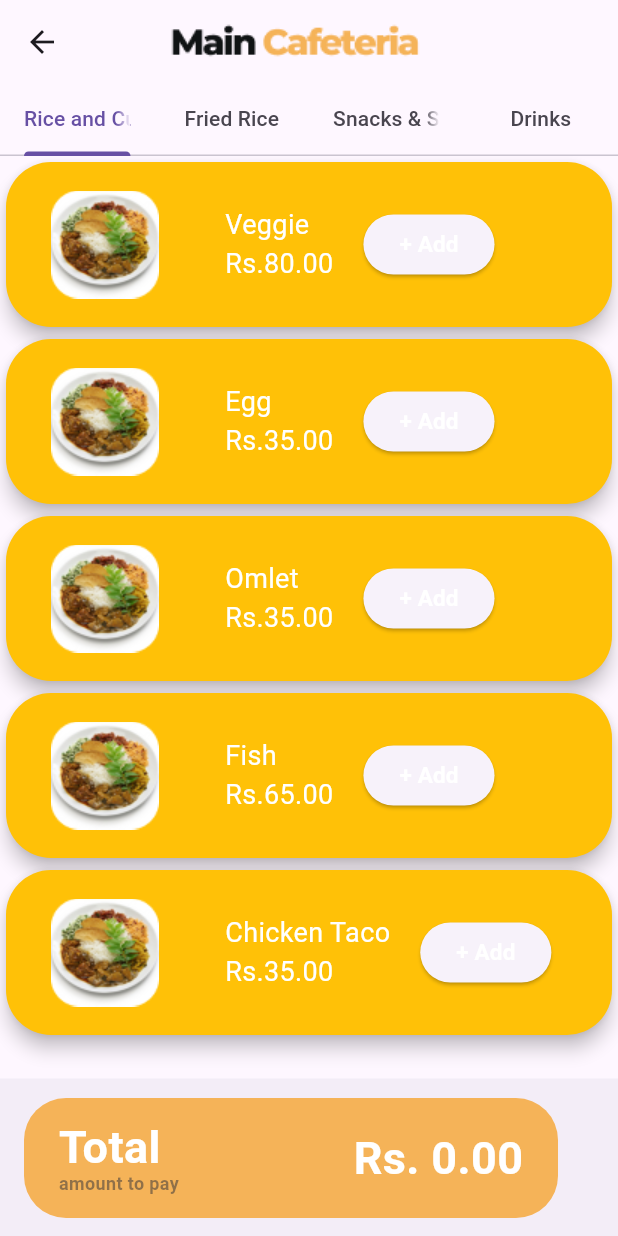
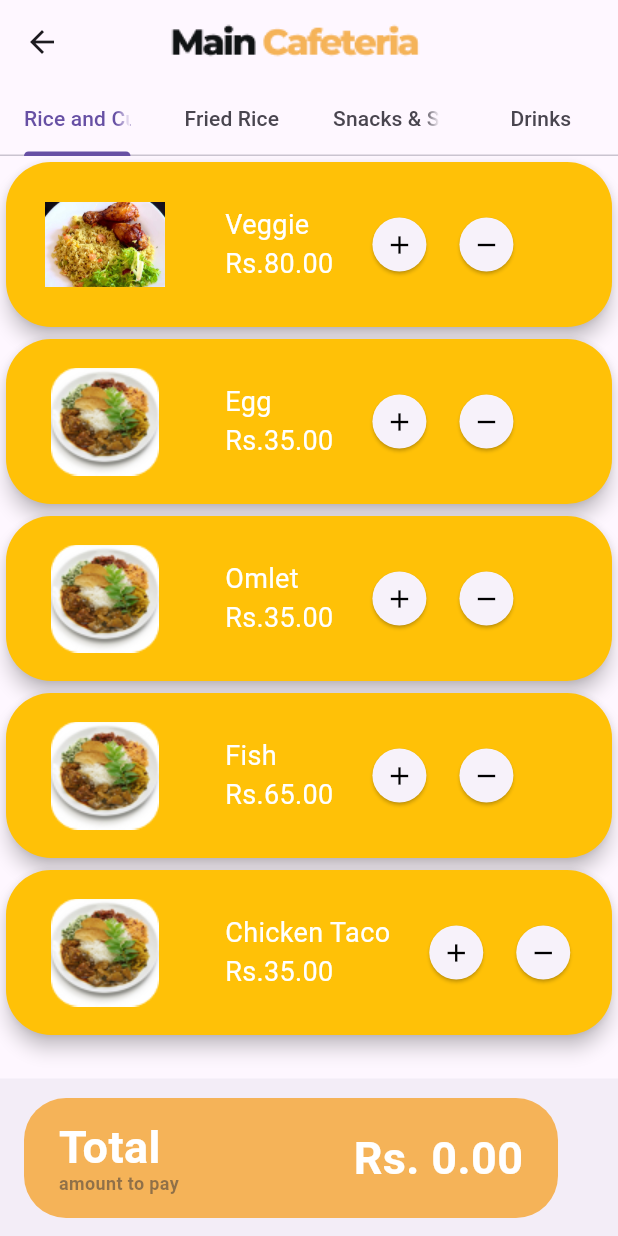
Before and after one commit to m-prasanna/Canteen-Flow-Uni-Project, a Flutter app: the MainCafeteria screen opened directly, on a phone screen of 412 x 824 dp. Run offline on Flutter 3.47's test engine with Material 3 defaults, Android fonts, the phone set to English and light mode, and no system bars; our stand-ins replace dio, flutter_dotenv, rating_dialog, shared_preferences; accounts and stored records are empty; Roboto replaces fonts that are missing (Rubik).

Commit message:
update code

```diff
--- a/canteen_flow_app/lib/screen/home.dart
+++ b/canteen_flow_app/lib/screen/home.dart
@@ -9,7 +9,7 @@ import 'package:flutter/material.dart';
 class HomeScreen extends StatelessWidget {
   final token;
 
-  const HomeScreen({@required this.token, Key? key}) : super(key: key);
+  const HomeScreen({@required this.token, Key? key, required String userEmail}) : super(key: key);
 
   @override
   Widget build(BuildContext context) {
@@ -35,7 +35,7 @@ class HomeScreen extends StatelessWidget {
             context,
             MaterialPageRoute(builder: (context) => FeedbackScreen()),
           );
-        },
+        }, userEmail: '',
       ),
       body: SingleChildScrollView(
         child: Center(
--- a/canteen_flow_app/lib/screen/mainCafeteria.dart
+++ b/canteen_flow_app/lib/screen/mainCafeteria.dart
@@ -1,6 +1,6 @@
 import 'package:flutter/material.dart';
 
-Widget buildCard(Map<String, dynamic> item, Function onPressed) {
+Widget buildCard(Map<String, dynamic> item, Function onAddPressed, Function onRemovePressed) {
   return GestureDetector(
     child: Card(
       elevation: 5,
@@ -36,23 +36,39 @@ Widget buildCard(Map<String, dynamic> item, Function onPressed) {
                   ],
                 ),
                 const SizedBox(width: 20),
-                ElevatedButton(
-                  onPressed: () =>
-                      onPressed(double.parse(item['price'].substring(3))),
-                  child: const Align(
-                    alignment: Alignment.centerRight,
-                    child: Text(
-                      '+ Add',
-                      style: TextStyle(
-                        color: Colors.white,
-                        fontSize: 15,
-                        fontFamily: 'Rubik',
-                        fontWeight: FontWeight.w700,
-                        height: 0,
+                Container(
+                  alignment: Alignment.center,
+                  child: ElevatedButton(
+                    style: ElevatedButton.styleFrom(
+                       // background color
+                      onPrimary: Colors.black, // foreground color
+                      shape: RoundedRectangleBorder(
+                        borderRadius: BorderRadius.circular(20),
                       ),
+                      minimumSize: Size(36, 36),
+                      padding: EdgeInsets.zero,
                     ),
+                    onPressed: () => onAddPressed(double.parse(item['price'].substring(3))),
+                    child: Icon(Icons.add, size: 20),
                   ),
-                )
+                ),
+                const SizedBox(width: 10),
+                Container(
+                  alignment: Alignment.center,
+                  child: ElevatedButton(
+                    style: ElevatedButton.styleFrom(
+                       // background color
+                      onPrimary: Colors.black, // foreground color
+                      shape: RoundedRectangleBorder(
+                        borderRadius: BorderRadius.circular(20),
+                      ),
+                      minimumSize: Size(36, 36),
+                      padding: EdgeInsets.zero,
+                    ),
+                    onPressed: () => onRemovePressed(double.parse(item['price'].substring(3))),
+                    child: Icon(Icons.remove, size: 20),
+                  ),
+                ),
               ],
             ),
           ),
@@ -76,7 +92,7 @@ class _MainCafeteriaState extends State<MainCafeteria> {
   int currentVisibleIndex = 0;
 
   List<Map<String, dynamic>> RiceandCurry = [
-    {"image": "assets/1.png", "name": "Veggie", "price": "Rs.80.00"},
+    {"image": "assets/food/Chicken rice.jpg", "name": "Veggie", "price": "Rs.80.00"},
     {"image": "assets/1.png", "name": "Egg", "price": "Rs.35.00"},
     {"image": "assets/1.png", "name": "Omlet", "price": "Rs.35.00"},
     {"image": "assets/1.png", "name": "Fish", "price": "Rs.65.00"},
@@ -141,6 +157,12 @@ class _MainCafeteriaState extends State<MainCafeteria> {
     });
   }
 
+  void _onRemoveButtonPressed(double price) {
+    setState(() {
+      selectedPrices.remove(price);
+    });
+  }
+
   double _calculateTotalAmount() {
     return selectedPrices.isNotEmpty
         ? selectedPrices.reduce((a, b) => a + b)
@@ -173,7 +195,7 @@ class _MainCafeteriaState extends State<MainCafeteria> {
             SingleChildScrollView(
               child: Column(
                 children: List.generate(RiceandCurry.length, (index) {
-                  return buildCard(RiceandCurry[index], _onAddButtonPressed);
+                  return buildCard(RiceandCurry[index], _onAddButtonPressed, _onRemoveButtonPressed);
                 }),
               ),
             ),
@@ -181,7 +203,7 @@ class _MainCafeteriaState extends State<MainCafeteria> {
             SingleChildScrollView(
               child: Column(
                 children: List.generate(FriedRice.length, (index) {
-                  return buildCard(FriedRice[index], _onAddButtonPressed);
+                  return buildCard(FriedRice[index], _onAddButtonPressed, _onRemoveButtonPressed);
                 }),
               ),
             ),
@@ -189,7 +211,7 @@ class _MainCafeteriaState extends State<MainCafeteria> {
             SingleChildScrollView(
               child: Column(
                 children: List.generate(SnacksShortEats.length, (index) {
-                  return buildCard(SnacksShortEats[index], _onAddButtonPressed);
+                  return buildCard(SnacksShortEats[index], _onAddButtonPressed, _onRemoveButtonPressed);
                 }),
               ),
             ),
@@ -197,7 +219,7 @@ class _MainCafeteriaState extends State<MainCafeteria> {
             SingleChildScrollView(
               child: Column(
                 children: List.generate(Drinks.length, (index) {
-                  return buildCard(Drinks[index], _onAddButtonPressed);
+                  return buildCard(Drinks[index], _onAddButtonPressed, _onRemoveButtonPressed);
                 }),
               ),
             ),
--- a/canteen_flow_app/pubspec.yaml
+++ b/canteen_flow_app/pubspec.yaml
@@ -69,9 +69,8 @@ flutter:
   # To add assets to your application, add an assets section, like this:
   assets:
      - assets/
-     - .env
      - assets/canteen/
-     - assets/canteen/food/
+     - assets/food/
 
 
 
```
Also changed, not shown: canteen_flow_app/lib/screen/loging.dart (+7 -6 lines), canteen_flow_app/lib/screen/navdrawer.dart (+22 -14 lines), canteen_flow_app/assets/food/Chicken rice.png (added), canteen_flow_app/pubspec.lock, 1 other file.
